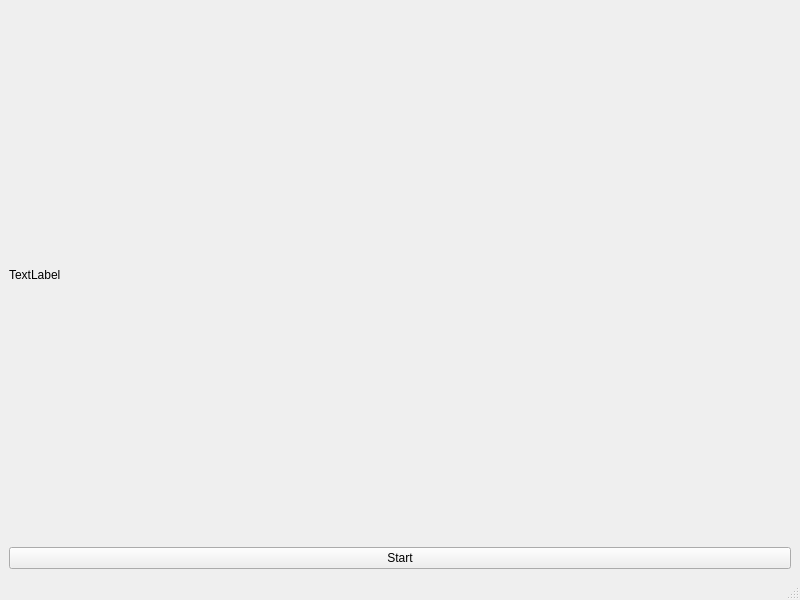
The window that gtm_decoder/mainwindow.ui (hitomi2500/tilemotion-saturn) describes before a commit, drawn with Qt 5.
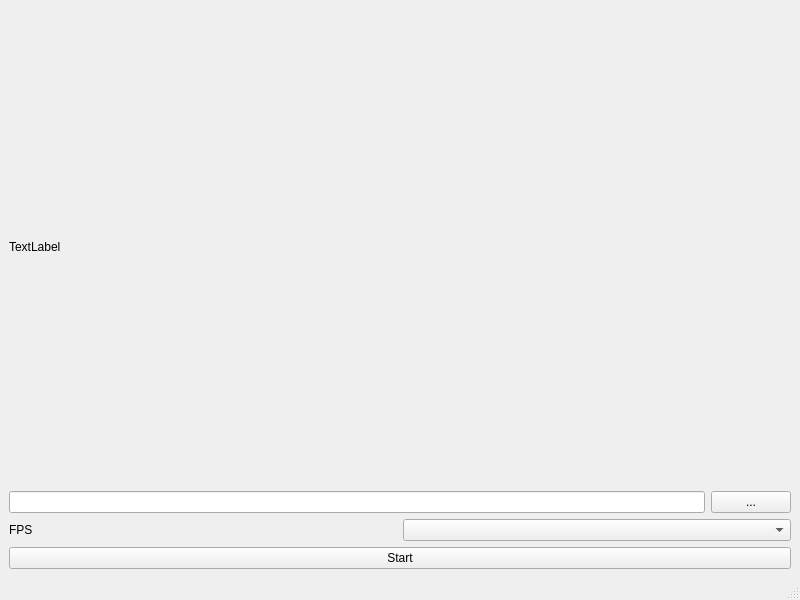
The same window after the commit.

What changed in the file:
```diff
--- a/gtm_decoder/mainwindow.ui
+++ b/gtm_decoder/mainwindow.ui
@@ -22,6 +22,34 @@
       </property>
      </widget>
     </item>
+    <item>
+     <layout class="QHBoxLayout" name="horizontalLayout">
+      <item>
+       <widget class="QLineEdit" name="lineEdit"/>
+      </item>
+      <item>
+       <widget class="QPushButton" name="pushButton_2">
+        <property name="text">
+         <string>...</string>
+        </property>
+       </widget>
+      </item>
+     </layout>
+    </item>
+    <item>
+     <layout class="QHBoxLayout" name="horizontalLayout_2">
+      <item>
+       <widget class="QLabel" name="label_2">
+        <property name="text">
+         <string>FPS</string>
+        </property>
+       </widget>
+      </item>
+      <item>
+       <widget class="QComboBox" name="comboBox_FPS"/>
+      </item>
+     </layout>
+    </item>
     <item>
      <widget class="QPushButton" name="pushButton">
       <property name="text">
```
Left out of the diff: 2 changed lines with no effect on the pictures.
